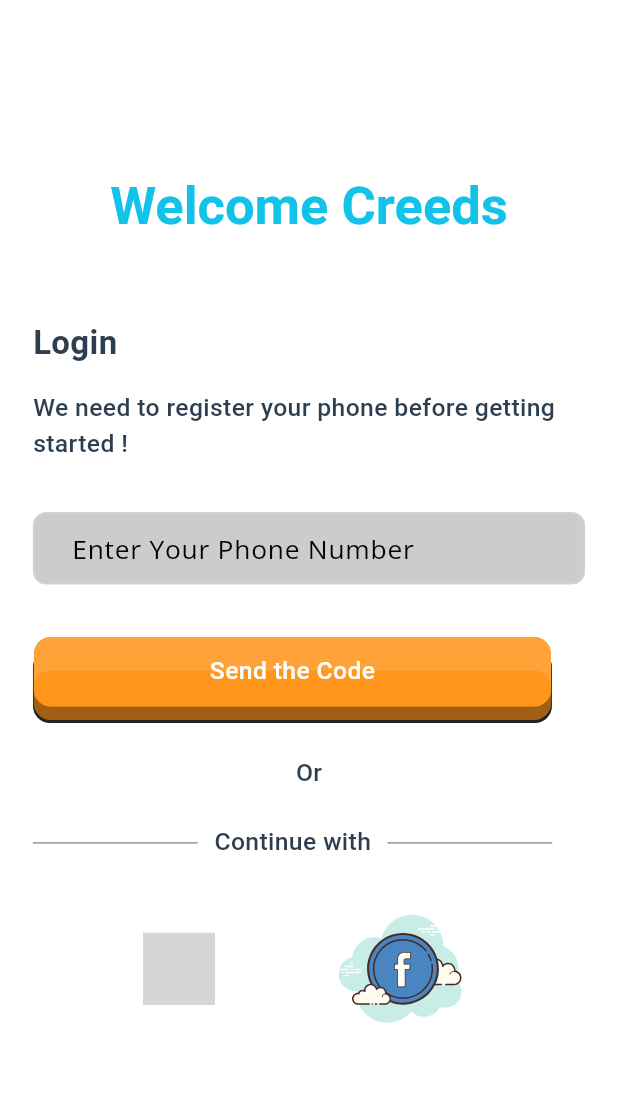
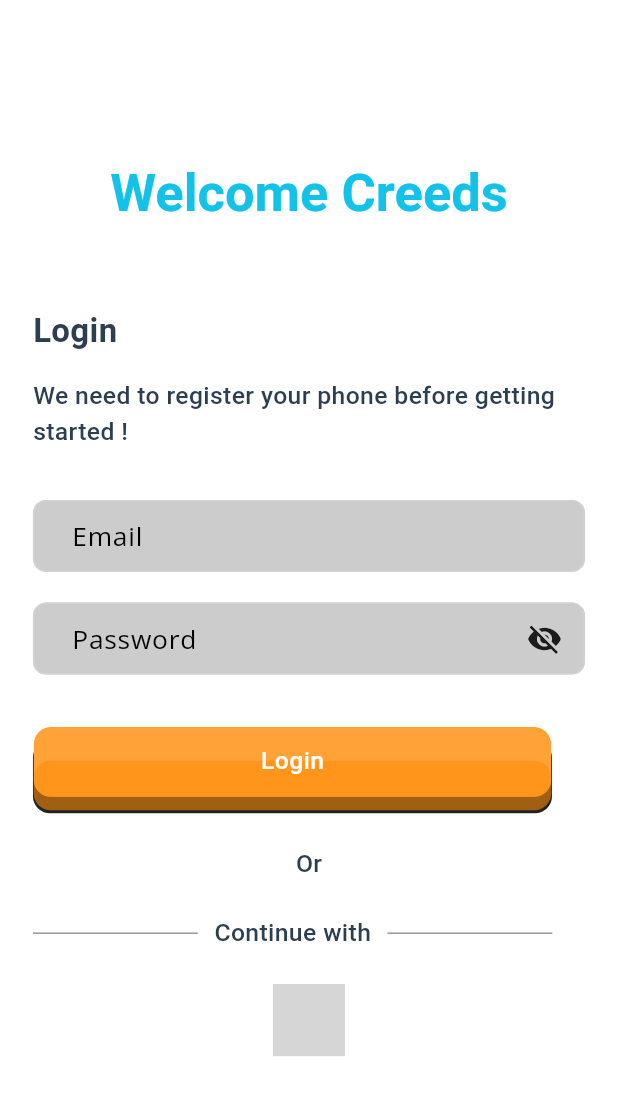
Before and after one commit to Ruthishkumar/cric-card-league, a Flutter app: the screen it shows after launch, on a phone screen of 412 x 824 dp. Shown: the top 1095 px of the screen. Run offline on Flutter 3.47's test engine with Material 3 defaults, Android fonts, the phone set to English and light mode, and no system bars; drawn by our look-alikes of animated_text_kit; our stand-ins replace audioplayers, delayed_display, firebase_auth, firebase_core, firebase_database, flutter_screenutil and 8 more; missing offline and left inert: fade_and_translate, flutter_facebook_auth; accounts and stored records are empty; Roboto replaces fonts that are missing (Actor, Prompt); grey boxes are pictures that could not be loaded.

Commit message:
Email and Password authentication done

```diff
--- a/lib/views/authentication/screens/login_page.dart
+++ b/lib/views/authentication/screens/login_page.dart
@@ -2,10 +2,9 @@ import 'dart:developer';
 
 import 'package:animated_text_kit/animated_text_kit.dart';
 import 'package:ds_game/views/authentication/provider/name_provider.dart';
-import 'package:ds_game/views/authentication/screens/otp_page.dart';
+import 'package:ds_game/views/authentication/screens/email_verification_page.dart';
 import 'package:ds_game/views/authentication/screens/success_page.dart';
 import 'package:ds_game/views/authentication/services/storage_services.dart';
-import 'package:ds_game/widgets/animation_route.dart';
 import 'package:ds_game/widgets/app_input_text_outline.dart';
 import 'package:ds_game/widgets/app_text_styles.dart';
 import 'package:ds_game/widgets/login_fancy_button.dart';
@@ -30,9 +29,14 @@ class LoginPage extends StatefulWidget {
 }
 
 class _LoginPageState extends State<LoginPage> {
-  TextEditingController phoneNumberController = TextEditingController();
+  TextEditingController emailController = TextEditingController();
+  TextEditingController passwordController = TextEditingController();
 
   late final myFocusNode = FocusNode()
+    ..addListener(() {
+      setState(() {});
+    });
+  late final myFocusNodeOne = FocusNode()
     ..addListener(() {
       setState(() {});
     });
@@ -115,11 +119,42 @@ class _LoginPageState extends State<LoginPage> {
                           fontSize: 16.sp,
                           fontWeight: FontWeight.w400,
                           color: Colors.black),
-                  inputController: phoneNumberController,
-                  hintText: 'Enter Your Phone Number',
+                  inputController: emailController,
+                  hintText: 'Email',
                   focusNode: myFocusNode,
-                  isNumber: true,
+                  // isNumber: true,
                   fillColor: myFocusNode.hasFocus
+                      ? Colors.grey
+                      : Colors.black.withOpacity(0.2),
+                  textInputAction: TextInputAction.done,
+                  validator: (value) =>
+                      value!.isEmpty ? 'Enter Valid name' : null),
+              SizedBox(height: 20.h),
+              AppInputTextOutline(
+                  isPassword: true,
+                  hintTextStyle: myFocusNodeOne.hasFocus
+                      ? GoogleFonts.openSans(
+                          fontSize: 16.sp,
+                          fontWeight: FontWeight.w400,
+                          color: Colors.white)
+                      : GoogleFonts.openSans(
+                          fontSize: 16.sp,
+                          fontWeight: FontWeight.w400,
+                          color: Colors.black),
+                  hintFontStyle: myFocusNodeOne.hasFocus
+                      ? GoogleFonts.openSans(
+                          fontSize: 16.sp,
+                          fontWeight: FontWeight.w400,
+                          color: Colors.white)
+                      : GoogleFonts.openSans(
+                          fontSize: 16.sp,
+                          fontWeight: FontWeight.w400,
+                          color: Colors.black),
+                  inputController: passwordController,
+                  hintText: 'Password',
+                  focusNode: myFocusNodeOne,
+                  // isNumber: true,
+                  fillColor: myFocusNodeOne.hasFocus
                       ? Colors.grey
                       : Colors.black.withOpacity(0.2),
                   textInputAction: TextInputAction.done,
@@ -127,7 +162,7 @@ class _LoginPageState extends State<LoginPage> {
                       value!.isEmpty ? 'Enter Valid name' : null),
               SizedBox(height: 40.sp),
               LoginFancyButton(
-                text: 'Send the Code',
+                text: 'Login',
                 color: const Color(0xffFF951A),
                 onPressed: _onSummitLogin,
               ),
@@ -148,14 +183,14 @@ class _LoginPageState extends State<LoginPage> {
               ),
               SizedBox(height: 20.sp),
               Row(
-                mainAxisAlignment: MainAxisAlignment.spaceEvenly,
+                mainAxisAlignment: MainAxisAlignment.center,
                 children: [
                   GestureDetector(
                       onTap: _googleLogin,
                       child: SvgPicture.asset('assets/images/google.svg')),
-                  GestureDetector(
-                      onTap: _faceBookSignIn,
-                      child: SvgPicture.asset('assets/images/facebook.svg')),
+                  // GestureDetector(
+                  //     onTap: _faceBookSignIn,
+                  //     child: SvgPicture.asset('assets/images/facebook.svg')),
                 ],
               )
             ],
@@ -173,36 +208,59 @@ class _LoginPageState extends State<LoginPage> {
   _onSummitLogin() async {
     if (validate()) {
       try {
-        await FirebaseAuth.instance.verifyPhoneNumber(
-          phoneNumber: '+91 ${phoneNumberController.text}',
-          verificationCompleted: (PhoneAuthCredential credential) async {
-            await auth1.signInWithCredential(credential).then((value) {
-              log("You are logged in successfully");
-            });
-          },
-          verificationFailed: (FirebaseAuthException e) {
-            log(e.toString());
-          },
-          codeSent: (String verificationId, int? resendToken) {
-            verificationID = verificationId;
-            log('Code Sent');
-            auth1.setSettings(appVerificationDisabledForTesting: true);
-            NavigationRoute().animationRoute(
-                context,
-                OtpPage(
-                  mobileNumber: phoneNumberController.text,
-                  verifyId: verificationID,
-                  auth: auth1,
-                ));
-          },
-          timeout: const Duration(seconds: 0),
-          codeAutoRetrievalTimeout: (String verificationId) {
-            verificationID = verificationId;
-          },
-        );
-      } catch (e, stack) {
-        log(e.toString());
-        log(stack.toString());
+        UserCredential userCredential = await FirebaseAuth.instance
+            .signInWithEmailAndPassword(
+                email: emailController.text, password: passwordController.text);
+
+        User user = userCredential.user!;
+
+        if (user.emailVerified) {
+          log(FirebaseAuth.instance.currentUser!.uid.toString());
+          log(user.uid.toString());
+          await StorageServices().setUserId(user.uid.toString());
+          await StorageServices().setUserActive(user.uid != '' ? true : false);
+          Navigator.of(context).pushAndRemoveUntil(
+              MaterialPageRoute(builder: (context) => const SuccessPage()),
+              (route) => false);
+        } else {
+          FirebaseAuth.instance.signOut();
+        }
+        // await FirebaseAuth.instance.verifyPhoneNumber(
+        //   phoneNumber: '+91 ${emailController.text}',
+        //   verificationCompleted: (PhoneAuthCredential credential) async {
+        //     await auth1.signInWithCredential(credential).then((value) {
+        //       log("You are logged in successfully");
+        //     });
+        //   },
+        //   verificationFailed: (FirebaseAuthException e) {
+        //     log(e.toString());
+        //   },
+        //   codeSent: (String verificationId, int? resendToken) {
+        //     verificationID = verificationId;
+        //     log('Code Sent');
+        //     auth1.setSettings(appVerificationDisabledForTesting: true);
+        //     NavigationRoute().animationRoute(
+        //         context,
+        //         OtpPage(
+        //           mobileNumber: emailController.text,
+        //           verifyId: verificationID,
+        //           auth: auth1,
+        //         ));
+        //   },
+        //   timeout: const Duration(seconds: 0),
+        //   codeAutoRetrievalTimeout: (String verificationId) {
+        //     verificationID = verificationId;
+        //   },
+        // );
+      } on FirebaseAuthException catch (e) {
+        if (e.code == 'user-not-found') {
+          await FirebaseAuth.instance.createUserWithEmailAndPassword(
+              email: emailController.text, password: passwordController.text);
+          await FirebaseAuth.instance.currentUser!.sendEmailVerification();
+          Navigator.of(context).push(MaterialPageRoute(
+            builder: (_) => const EmailVerificationPage(),
+          ));
+        }
       }
     }
   }
@@ -256,9 +314,9 @@ class _LoginPageState extends State<LoginPage> {
 
   /// controller validation
   bool validate() {
-    if (phoneNumberController.text == '') {
+    if (emailController.text == '') {
       Fluttertoast.showToast(
-          msg: "Please enter mobile number",
+          msg: "Please enter email",
           toastLength: Toast.LENGTH_SHORT,
           gravity: ToastGravity.BOTTOM,
           timeInSecForIosWeb: 1,
@@ -266,7 +324,15 @@ class _LoginPageState extends State<LoginPage> {
           textColor: Colors.white,
           fontSize: 16.0);
       return false;
-    } else if (!phoneNumberController.text.hasValidPhoneNumber()) {
+    } else if (!emailController.text.isValidEmail()) {
+      Fluttertoast.showToast(
+          msg: "Please enter password",
+          toastLength: Toast.LENGTH_SHORT,
+          gravity: ToastGravity.BOTTOM,
+          timeInSecForIosWeb: 1,
+          backgroundColor: Colors.black87,
+          textColor: Colors.white,
+          fontSize: 16.0);
       return false;
     } else {
       return true;
--- a/lib/widgets/app_input_text_outline.dart
+++ b/lib/widgets/app_input_text_outline.dart
@@ -1,9 +1,11 @@
+import 'dart:developer';
+
 import 'package:flutter/material.dart';
 import 'package:flutter/services.dart';
 import 'package:flutter_screenutil/flutter_screenutil.dart';
 import 'package:google_fonts/google_fonts.dart';
 
-class AppInputTextOutline extends StatelessWidget {
+class AppInputTextOutline extends StatefulWidget {
   final TextEditingController inputController;
   final ValueChanged<String>? onChanged;
   final FocusNode? focusNode;
@@ -16,8 +18,10 @@ class AppInputTextOutline extends StatelessWidget {
   final TextStyle? hintTextStyle;
   final TextStyle? hintFontStyle;
   final List<TextInputFormatter>? inputFormatters;
+  final bool? isPassword;
+  bool? isEnabled;
 
-  const AppInputTextOutline(
+  AppInputTextOutline(
       {Key? key,
       required this.inputController,
       required this.hintText,
@@ -29,31 +33,46 @@ class AppInputTextOutline extends StatelessWidget {
       this.textInputAction,
       this.isNumber,
       this.inputFormatters,
-      this.hintTextStyle, this.hintFontStyle})
+      this.hintTextStyle,
+      this.hintFontStyle,
+      this.isPassword,
+      this.isEnabled = false})
       : super(key: key);
 
   @override
+  State<AppInputTextOutline> createState() => _AppInputTextOutlineState();
+}
+
+class _AppInputTextOutlineState extends State<AppInputTextOutline> {
+  @override
   Widget build(BuildContext context) {
-    return TextFormField(
-        keyboardType: (isNumber ?? false)
+    return Stack(
+      alignment: Alignment.centerRight,
+      children: [
+        TextFormField(
+            keyboardType: (widget.isNumber ?? false)
                 ? const TextInputType.numberWithOptions(decimal: true)
                 : null,
-        inputFormatters: ((isNumber ?? false) && inputFormatters == null)
+            inputFormatters:
+                ((widget.isNumber ?? false) && widget.inputFormatters == null)
                     ? [
                         FilteringTextInputFormatter.digitsOnly,
                         LengthLimitingTextInputFormatter(10),
                       ]
-            : (inputFormatters != null)
-                ? inputFormatters
+                    : (widget.inputFormatters != null)
+                        ? widget.inputFormatters
                         : null,
-        textInputAction: textInputAction,
-        controller: inputController,
-        onChanged: onChanged,
-        focusNode: focusNode,
-        validator: validator,
-        style: hintFontStyle,
+            textInputAction: widget.textInputAction,
+            controller: widget.inputController,
+            onChanged: widget.onChanged,
+            focusNode: widget.focusNode,
+            validator: widget.validator,
+            style: widget.hintFontStyle,
+            obscureText: (widget.isPassword == true)
+                ? !(widget.isEnabled ?? true)
+                : false,
             decoration: InputDecoration(
-            fillColor: fillColor,
+                fillColor: widget.fillColor,
                 filled: true,
                 errorStyle: GoogleFonts.openSans(
                     fontWeight: FontWeight.w400,
@@ -70,7 +89,8 @@ class AppInputTextOutline extends StatelessWidget {
                         const BorderSide(color: Color(0xffD2D2D4), width: 1)),
                 focusedBorder: OutlineInputBorder(
                     borderRadius: BorderRadius.circular(8.sp),
-                borderSide: const BorderSide(color: Colors.black87, width: 1)),
+                    borderSide:
+                        const BorderSide(color: Colors.black87, width: 1)),
                 border: OutlineInputBorder(
                     borderRadius: BorderRadius.circular(8.sp),
                     borderSide:
@@ -81,7 +101,25 @@ class AppInputTextOutline extends StatelessWidget {
                     fontWeight: FontWeight.w400,
                     fontStyle: FontStyle.normal,
                     fontSize: 16.sp),
-            hintStyle: hintTextStyle,
-            hintText: hintText));
+                hintStyle: widget.hintTextStyle,
+                hintText: widget.hintText)),
+        widget.isPassword == true
+            ? Positioned(
+                right: 15,
+                child: GestureDetector(
+                    behavior: HitTestBehavior.opaque,
+                    onTap: () {
+                      log('Tapped');
+                      setState(() {
+                        widget.isEnabled = !(widget.isEnabled ?? true);
+                      });
+                      log('Is Enabled: ${widget.isEnabled}');
+                    },
+                    child: widget.isEnabled == true
+                        ? Icon(Icons.visibility)
+                        : Icon(Icons.visibility_off)))
+            : Container()
+      ],
+    );
   }
 }
--- a/lib/widgets/app_text_styles.dart
+++ b/lib/widgets/app_text_styles.dart
@@ -32,6 +32,13 @@ class AppTextStyles {
     color: const Color(0xff2c3e50),
     fontStyle: FontStyle.normal,
     fontWeight: FontWeight.w500,
+    fontSize: 15.sp,
+  );
+
+  final TextStyle? emailVerificationLinkSubHeader = GoogleFonts.prompt(
+    color: const Color(0xff2c3e50),
+    fontStyle: FontStyle.normal,
+    fontWeight: FontWeight.w400,
     fontSize: 15.sp,
   );
 
--- a/lib/widgets/string_validation.dart
+++ b/lib/widgets/string_validation.dart
@@ -2,4 +2,10 @@ extension ValidPhoneNumber on String {
   bool hasValidPhoneNumber() {
     return (length >= 10);
   }
+
+  bool isValidEmail() {
+    return RegExp(
+            r'^(([^<>()[\]\\.,;:\s@\"]+(\.[^<>()[\]\\.,;:\s@\"]+)*)|(\".+\"))@((\[[0-9]{1,3}\.[0-9]{1,3}\.[0-9]{1,3}\.[0-9]{1,3}\])|(([a-zA-Z\-0-9]+\.)+[a-zA-Z]{2,}))$')
+        .hasMatch(this);
+  }
 }
```
Also changed, not shown: lib/views/authentication/screens/email_verification_page.dart (added, +129 -0 lines), 1 other file. Lines whose indentation alone changed are shown as unchanged.
